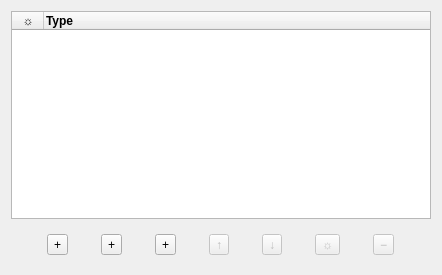
Old version of the form src/dlg/LayerDialog.ui in the repository wagenadl/photohoard.
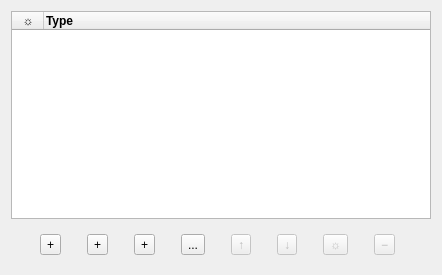
New version of the form. Icons and pictures are not drawn.

Commit message: Initial support for inpaint (heal) layers

```diff
--- a/src/dlg/LayerDialog.ui
+++ b/src/dlg/LayerDialog.ui
@@ -133,6 +133,17 @@
         </property>
        </widget>
       </item>
+      <item>
+       <widget class="QToolButton" name="addHeal">
+        <property name="text">
+         <string>...</string>
+        </property>
+        <property name="icon">
+         <iconset resource="../Icons.qrc">
+          <normaloff>:/icons/layer-heal.svg</normaloff>:/icons/layer-heal.svg</iconset>
+        </property>
+       </widget>
+      </item>
       <item>
        <widget class="QToolButton" name="raise">
         <property name="enabled">
```
Left out of the diff: 16 changed lines with no effect on the pictures. The commit also changes 17 other files.
